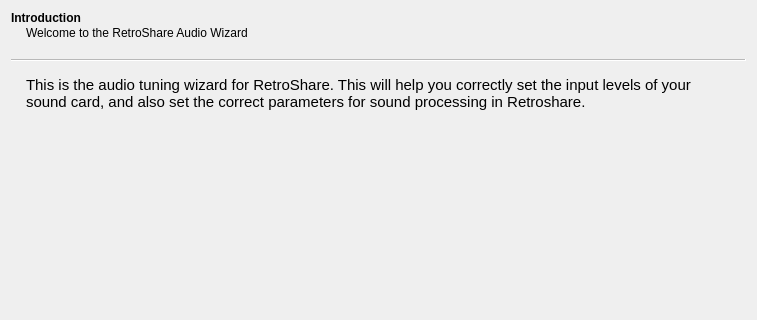
The window that plugins/VOIP/gui/AudioWizard.ui (RetroShare/RetroShare) describes before a commit, drawn with Qt 5; both pictures show x 0 to 757 and y 0 to 320 of the 757 by 640 pixel window.
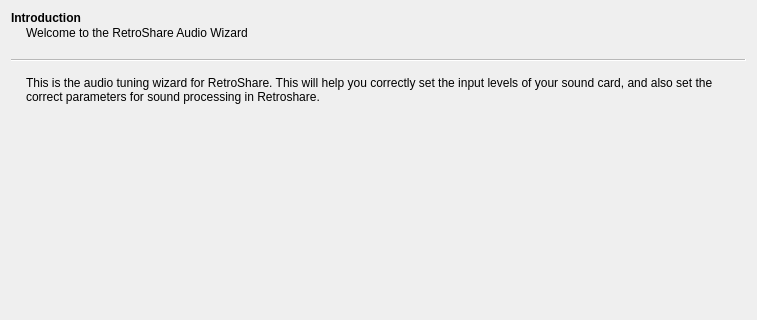
The same window after the commit.

Commit message: Removed fix font size from plugins (Patch from Henry).

```diff
--- a/plugins/VOIP/gui/AudioWizard.ui
+++ b/plugins/VOIP/gui/AudioWizard.ui
@@ -23,11 +23,6 @@
    <layout class="QVBoxLayout" name="verticalLayout">
     <item>
      <widget class="QLabel" name="label">
-      <property name="font">
-       <font>
-        <pointsize>11</pointsize>
-       </font>
-      </property>
       <property name="text">
        <string>This is the audio tuning wizard for RetroShare. This will help you correctly set the input levels of your sound card, and also set the correct parameters for sound processing in Retroshare. </string>
       </property>
```
Left out of the diff: 15 changed lines with no effect on the pictures. The commit also changes 5 other files.
